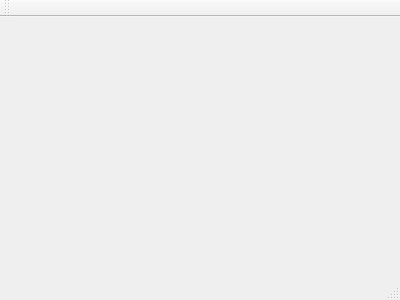
First picture: the form in Gui/mainwindow.ui, repository faystmax/ComputerVision, before the edit.
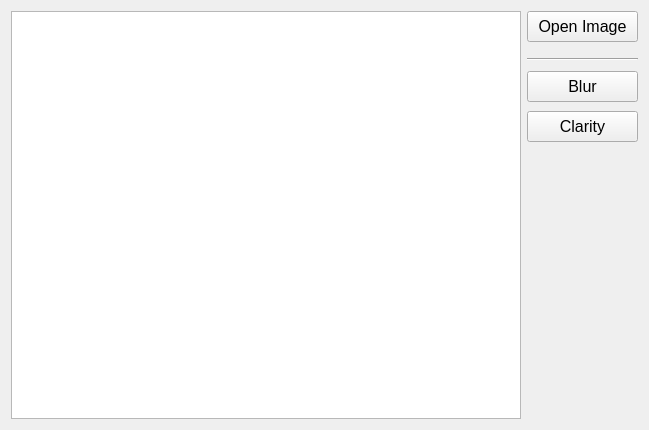
Second picture: the form after the edit. Icons and pictures are not drawn.

```diff
--- a/Gui/mainwindow.ui
+++ b/Gui/mainwindow.ui
@@ -1,24 +1,125 @@
 <ui version="4.0">
  <class>MainWindow</class>
- <widget class="QMainWindow" name="MainWindow" >
-  <property name="geometry" >
+ <widget class="QMainWindow" name="MainWindow">
+  <property name="geometry">
    <rect>
     <x>0</x>
     <y>0</y>
-    <width>400</width>
-    <height>300</height>
+    <width>649</width>
+    <height>430</height>
    </rect>
   </property>
-  <property name="windowTitle" >
-   <string>MainWindow</string>
+  <property name="minimumSize">
+   <size>
+    <width>649</width>
+    <height>430</height>
+   </size>
   </property>
-  <widget class="QMenuBar" name="menuBar" />
-  <widget class="QToolBar" name="mainToolBar" />
-  <widget class="QWidget" name="centralWidget" />
-  <widget class="QStatusBar" name="statusBar" />
+  <property name="windowTitle">
+   <string>Computer Vision</string>
+  </property>
+  <property name="windowIcon">
+   <iconset resource="resources.qrc">
+    <normaloff>:/icons/resource/icons/main.png</normaloff>:/icons/resource/icons/main.png</iconset>
+  </property>
+  <widget class="QWidget" name="centralWidget">
+   <layout class="QHBoxLayout" name="horizontalLayout">
+    <item>
+     <widget class="QGraphicsView" name="graphicsView">
+      <property name="autoFillBackground">
+       <bool>false</bool>
+      </property>
+      <property name="resizeAnchor">
+       <enum>QGraphicsView::AnchorViewCenter</enum>
+      </property>
+     </widget>
+    </item>
+    <item>
+     <widget class="QWidget" name="widget" native="true">
+      <property name="minimumSize">
+       <size>
+        <width>111</width>
+        <height>0</height>
+       </size>
+      </property>
+      <widget class="QPushButton" name="openImageButton">
+       <property name="geometry">
+        <rect>
+         <x>0</x>
+         <y>0</y>
+         <width>111</width>
+         <height>31</height>
+        </rect>
+       </property>
+       <property name="font">
+        <font>
+         <family>Arial</family>
+         <pointsize>12</pointsize>
+        </font>
+       </property>
+       <property name="text">
+        <string>Open Image</string>
+       </property>
+      </widget>
+      <widget class="Line" name="line">
+       <property name="geometry">
+        <rect>
+         <x>0</x>
+         <y>40</y>
+         <width>111</width>
+         <height>16</height>
+        </rect>
+       </property>
+       <property name="orientation">
+        <enum>Qt::Horizontal</enum>
+       </property>
+      </widget>
+      <widget class="QPushButton" name="blurButton">
+       <property name="geometry">
+        <rect>
+         <x>0</x>
+         <y>60</y>
+         <width>111</width>
+         <height>31</height>
+        </rect>
+       </property>
+       <property name="font">
+        <font>
+         <family>Arial</family>
+         <pointsize>12</pointsize>
+        </font>
+       </property>
+       <property name="text">
+        <string>Blur</string>
+       </property>
+      </widget>
+      <widget class="QPushButton" name="clarityButton">
+       <property name="geometry">
+        <rect>
+         <x>0</x>
+         <y>100</y>
+         <width>111</width>
+         <height>31</height>
+        </rect>
+       </property>
+       <property name="font">
+        <font>
+         <family>Arial</family>
+         <pointsize>12</pointsize>
+        </font>
+       </property>
+       <property name="text">
+        <string>Clarity</string>
+       </property>
+      </widget>
+     </widget>
+    </item>
+   </layout>
+  </widget>
  </widget>
- <layoutDefault spacing="6" margin="11" />
- <pixmapfunction></pixmapfunction>
- <resources/>
+ <layoutdefault spacing="6" margin="11"/>
+ <resources>
+  <include location="resources.qrc"/>
+ </resources>
  <connections/>
 </ui>
```
Left out of the diff: 1 changed line with no effect on the pictures.
